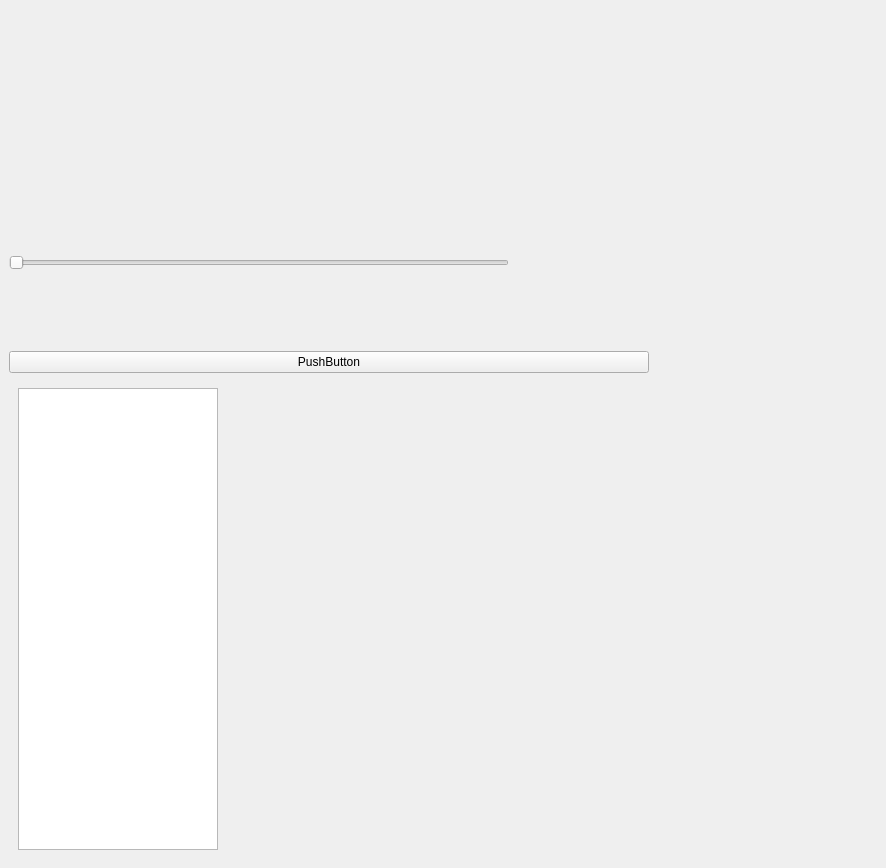
This is mpldesigner/window.ui in dapperfu/PyQt5Scratch as Qt 5 draws it before an edit. The edited form follows.
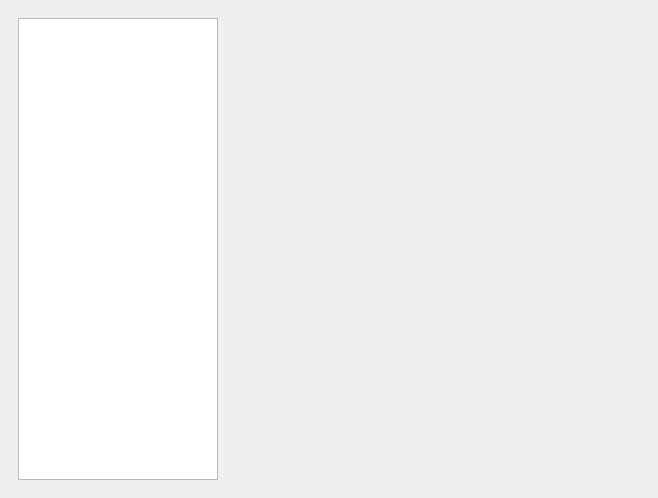
This is the edited form.

Commit message: Git Auto Commit: Sun Dec 11 20:57:54 EST 2016

Diff of the .ui file:
```diff
--- a/mpldesigner/window.ui
+++ b/mpldesigner/window.ui
@@ -6,8 +6,8 @@
    <rect>
     <x>0</x>
     <y>0</y>
-    <width>886</width>
-    <height>868</height>
+    <width>658</width>
+    <height>498</height>
    </rect>
   </property>
   <property name="windowTitle">
@@ -15,32 +15,7 @@
   </property>
   <widget class="QWidget" name="centralwidget">
    <layout class="QGridLayout" name="gridLayout">
-    <item row="1" column="0">
-     <widget class="QSlider" name="horizontalSlider">
-      <property name="sizePolicy">
-       <sizepolicy hsizetype="MinimumExpanding" vsizetype="Minimum">
-        <horstretch>0</horstretch>
-        <verstretch>0</verstretch>
-       </sizepolicy>
-      </property>
-      <property name="minimumSize">
-       <size>
-        <width>200</width>
-        <height>0</height>
-       </size>
-      </property>
-      <property name="maximumSize">
-       <size>
-        <width>500</width>
-        <height>16777215</height>
-       </size>
-      </property>
-      <property name="orientation">
-       <enum>Qt::Horizontal</enum>
-      </property>
-     </widget>
-    </item>
-    <item row="3" column="0" rowspan="2">
+    <item row="0" column="0">
      <widget class="QWidget" name="mplwindow" native="true">
       <property name="enabled">
        <bool>true</bool>
@@ -77,30 +52,6 @@
       </layout>
      </widget>
     </item>
-    <item row="0" column="0" colspan="2">
-     <widget class="QWidget" name="mplwindow2" native="true">
-      <property name="sizePolicy">
-       <sizepolicy hsizetype="Minimum" vsizetype="Preferred">
-        <horstretch>0</horstretch>
-        <verstretch>0</verstretch>
-       </sizepolicy>
-      </property>
-      <property name="minimumSize">
-       <size>
-        <width>50</width>
-        <height>50</height>
-       </size>
-      </property>
-      <zorder>mplfigs</zorder>
-     </widget>
-    </item>
-    <item row="2" column="0">
-     <widget class="QPushButton" name="pushButton">
-      <property name="text">
-       <string>PushButton</string>
-      </property>
-     </widget>
-    </item>
    </layout>
   </widget>
  </widget>
```
